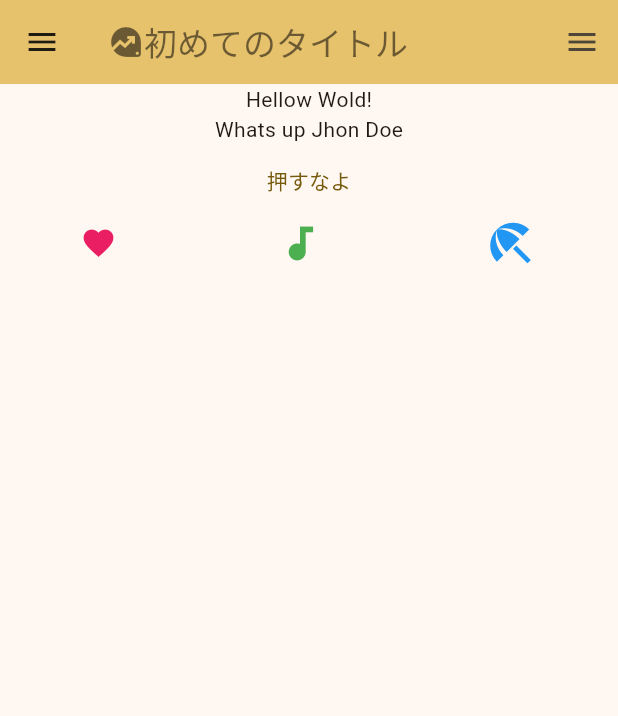
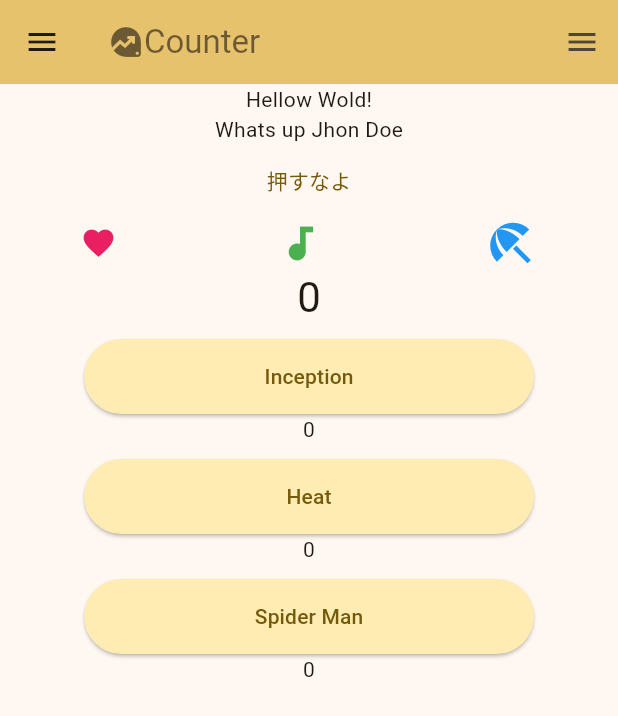
Before and after one commit to kannhi/flutter_test, a Flutter app: the screen it shows after launch, on a phone screen of 412 x 824 dp. Shown: the top 716 px of the screen. Run offline on Flutter 3.47's test engine with Material 3 defaults, Android fonts, the phone set to English and light mode, and no system bars.

Commit message:
[fix] counterの側を大体作成

```diff
--- a/flutter_test_ui_template/lib/main.dart
+++ b/flutter_test_ui_template/lib/main.dart
@@ -15,7 +15,8 @@ class MyApp extends StatelessWidget {
     return MaterialApp(
       title: 'Flutter Demo',
       theme: ThemeData(
-        colorScheme: ColorScheme.fromSeed(seedColor: Colors.amberAccent.shade400),
+        colorScheme:
+            ColorScheme.fromSeed(seedColor: Colors.amberAccent.shade400),
         useMaterial3: true,
       ),
       home: const MyHomePage(title: 'Flutter Demo Home Page'),
@@ -39,6 +40,8 @@ class _MyHomePageState extends State<MyHomePage> {
     });
   }
 
+  final counterButtons = ['Inception', 'Heat', 'Spider Man'];
+
   @override
   Widget build(BuildContext context) {
     return Scaffold(
@@ -47,24 +50,19 @@ class _MyHomePageState extends State<MyHomePage> {
         title: Row(children: const [
           Icon(
             Icons.data_exploration,
-          color: Colors.black54,),
+            color: Colors.black54,
+          ),
           Text(
-          "初めてのタイトル",
-           style: TextStyle(
-            color: Colors.black54
-           ),
+            "Counter",
+            style: TextStyle(color: Colors.black54),
           ),
         ]),
       ),
-
       body: Column(children: [
         const Text('Hellow Wold!'),
         const Text('Whats up Jhon Doe'),
-          TextButton(
-              onPressed: () => {print('Pressed')}, child: const Text('押すなよ')),
-          Row(
-              mainAxisAlignment: MainAxisAlignment.spaceAround,
-              children: const [
+        TextButton(onPressed: _incrementCounter, child: const Text('押すなよ')),
+        const Row(mainAxisAlignment: MainAxisAlignment.spaceAround, children: [
           // https://api.flutter.dev/flutter/material/Icons-class.html
           Icon(
             // Iconの指定
@@ -83,8 +81,31 @@ class _MyHomePageState extends State<MyHomePage> {
             Icons.beach_access,
             color: Colors.blue,
             size: 36.0,
+          )
+        ]),
+        Text(
+          '$_counter',
+          style: Theme.of(context).textTheme.headlineMedium,
         ),
-              ]),
+        Column(children: [
+          for (final counterButton in counterButtons)
+            Container(
+            margin: const EdgeInsets.only(top: 10.0),
+            child: Column(children: [
+            ElevatedButton(
+              onPressed: () {},
+              style: ElevatedButton.styleFrom(
+                backgroundColor: Colors.amber.shade100,
+                fixedSize: const Size(300, 50)
+              ),
+              child: Text(counterButton),
+            ),
+            // ここをカウンターの値と時間にする
+            Text('$_counter')
+            ],)
+
+            )
+        ])
       ]),
       drawer: const Drawer(child: Center(child: Text("Drawer"))),
       endDrawer: const Drawer(child: Center(child: Text("EndDrawer"))),
```
Lines whose indentation alone changed are shown as unchanged.
